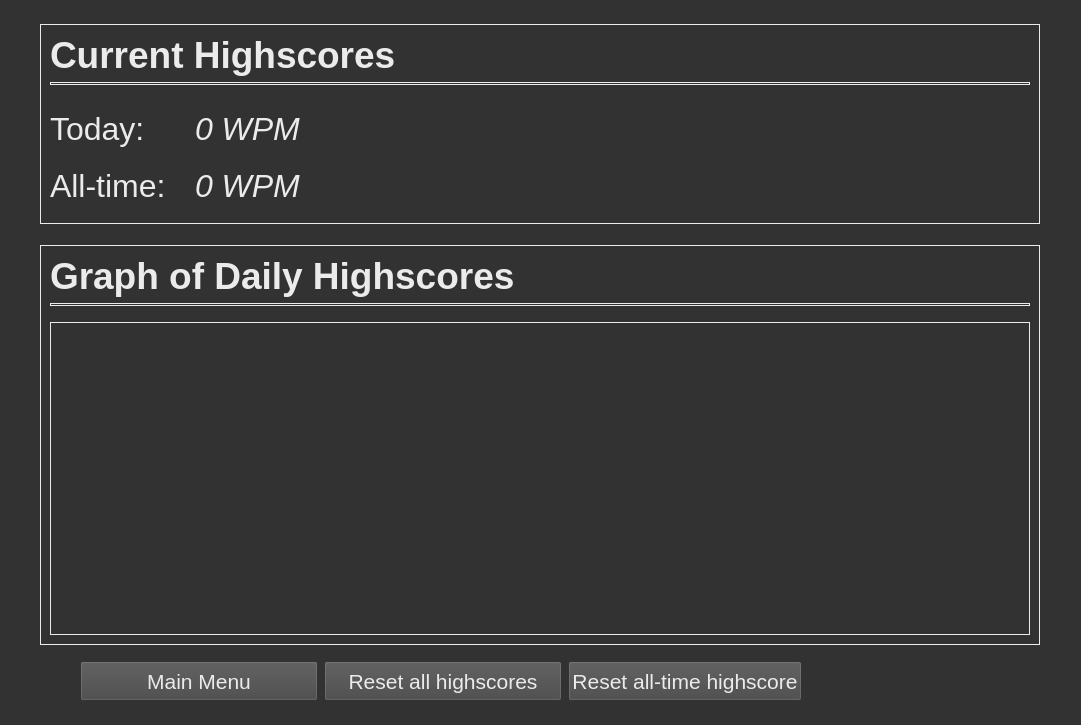
First picture: the form in speed-typer/source_ui/statsWindow.ui, repository Rolv-Apneseth/ps-typer, before the edit.
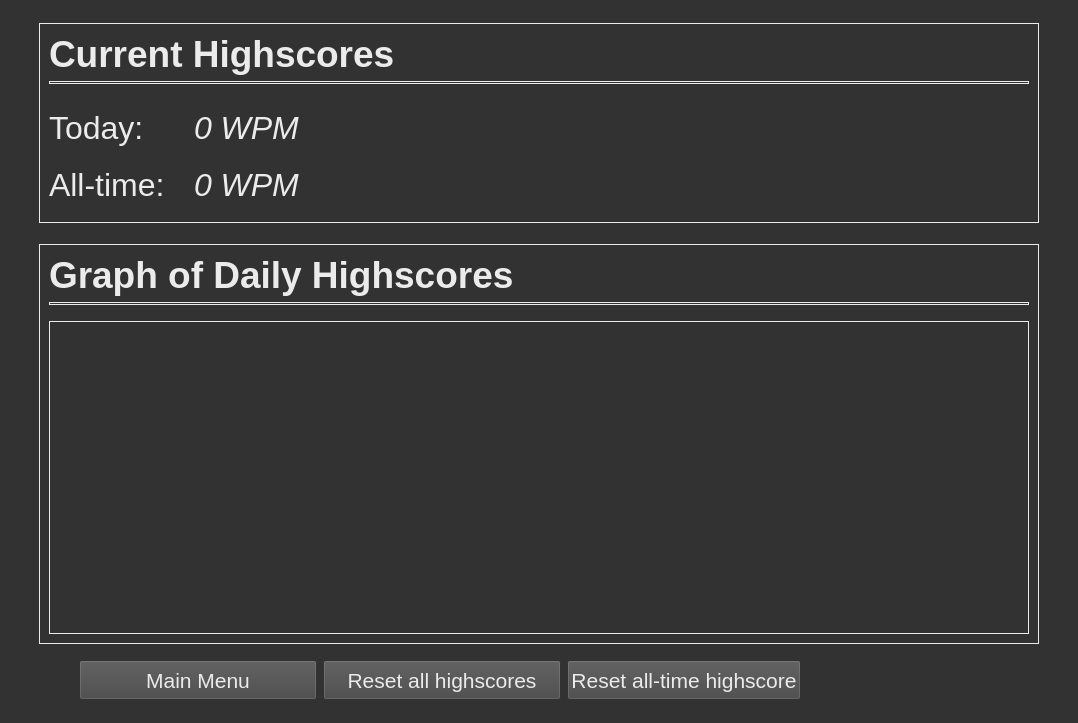
Second picture: the form after the edit.

Commit message: Renamed ui elements

Diff of the .ui file:
```diff
--- a/speed-typer/source_ui/statsWindow.ui
+++ b/speed-typer/source_ui/statsWindow.ui
@@ -6,8 +6,8 @@
    <rect>
     <x>0</x>
     <y>0</y>
-    <width>1081</width>
-    <height>725</height>
+    <width>1078</width>
+    <height>723</height>
    </rect>
   </property>
   <property name="windowTitle">
```
Left out of the diff: 22 changed lines with no effect on the pictures.
